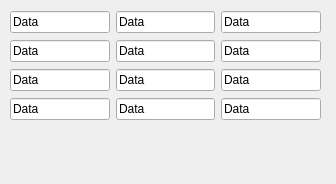
Above: C++/I/08-LINEEDITS/1/form.ui from a6461/Qt-PyQt before the change. Below: the same form after it.
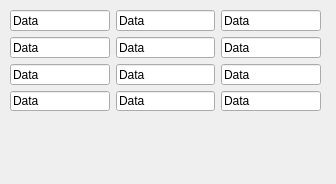
That is the form after the change. Custom widgets are drawn as their Qt base class.

What changed in the file:
```diff
--- a/C++/I/08-LINEEDITS/1/form.ui
+++ b/C++/I/08-LINEEDITS/1/form.ui
@@ -19,7 +19,7 @@
      <x>10</x>
      <y>10</y>
      <width>311</width>
-     <height>111</height>
+     <height>101</height>
     </rect>
    </property>
    <layout class="QGridLayout" name="gridLayout">
```
Left out of the diff: 70 changed lines with no effect on the pictures.
